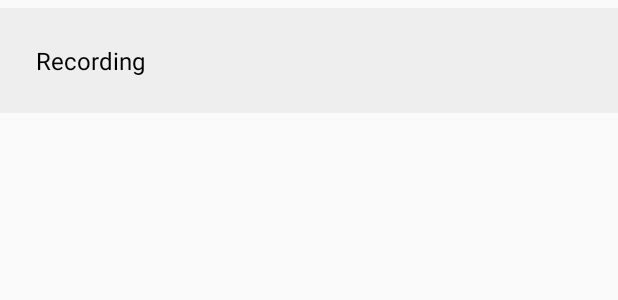
After one commit to shounakdatta/Sound-Recorder, an Android app: the layout recording_list_item.xml on its own in the app's theme, with its tools: preview values and no code run, on a phone screen of 412 x 824 dp. The commit adds this screen. Shown: the top 300 px of the screen. Run offline under Robolectric (Android 15) with nearby library versions, the phone set to English and light mode, and no system bars.

Commit message:
Recycler View enabled

```diff
--- /dev/null
+++ b/app/src/main/res/layout/recording_list_item.xml
@@ -0,0 +1,21 @@
+<?xml version="1.0" encoding="utf-8"?>
+<RelativeLayout
+        xmlns:android="http://schemas.android.com/apk/res/android"
+        android:layout_width="match_parent"
+        android:layout_height="wrap_content"
+        android:layout_marginTop="5dp"
+        android:layout_marginBottom="5dp"
+        android:background="@color/lightGrey"
+>
+
+    <TextView
+            android:id="@+id/record_text"
+            android:layout_width="match_parent"
+            android:layout_height="wrap_content"
+            android:text="Recording"
+            android:padding="24dp"
+            android:textSize="16sp"
+            android:textColor="@color/black"
+    />
+
+</RelativeLayout>
--- a/app/src/main/res/values/colors.xml
+++ b/app/src/main/res/values/colors.xml
@@ -10,4 +10,6 @@
     <color name="text">#FFFFFF</color>
     <color name="white">#FFFFFF</color>
     <color name="tabStrip">#B42929</color>
+    <color name="lightGrey">#EEEEEE</color>
+    <color name="black">#000000</color>
 </resources>
```
Also changed, not shown: app/src/main/java/com/example/shounakpc/soundrecorder/MainActivity.kt (+24 -3 lines), app/src/main/java/com/example/shounakpc/soundrecorder/RecordFragment.kt (+6 -10 lines), app/src/main/java/com/example/shounakpc/soundrecorder/RecordingList.kt (+27 -2 lines), app/src/main/java/com/example/shounakpc/soundrecorder/RecyclerViewAdapter.kt (added, +31 -0 lines), app/src/main/res/layout/record_list_layout.xml (+11 -9 lines).
